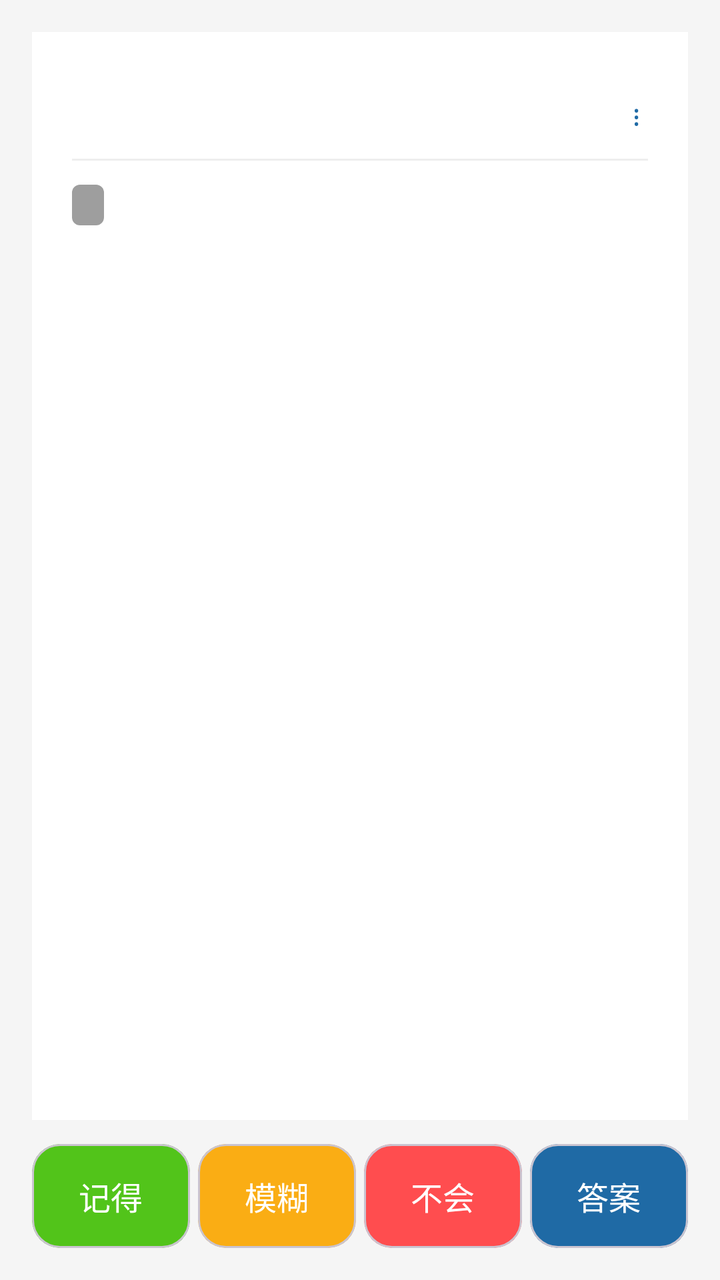
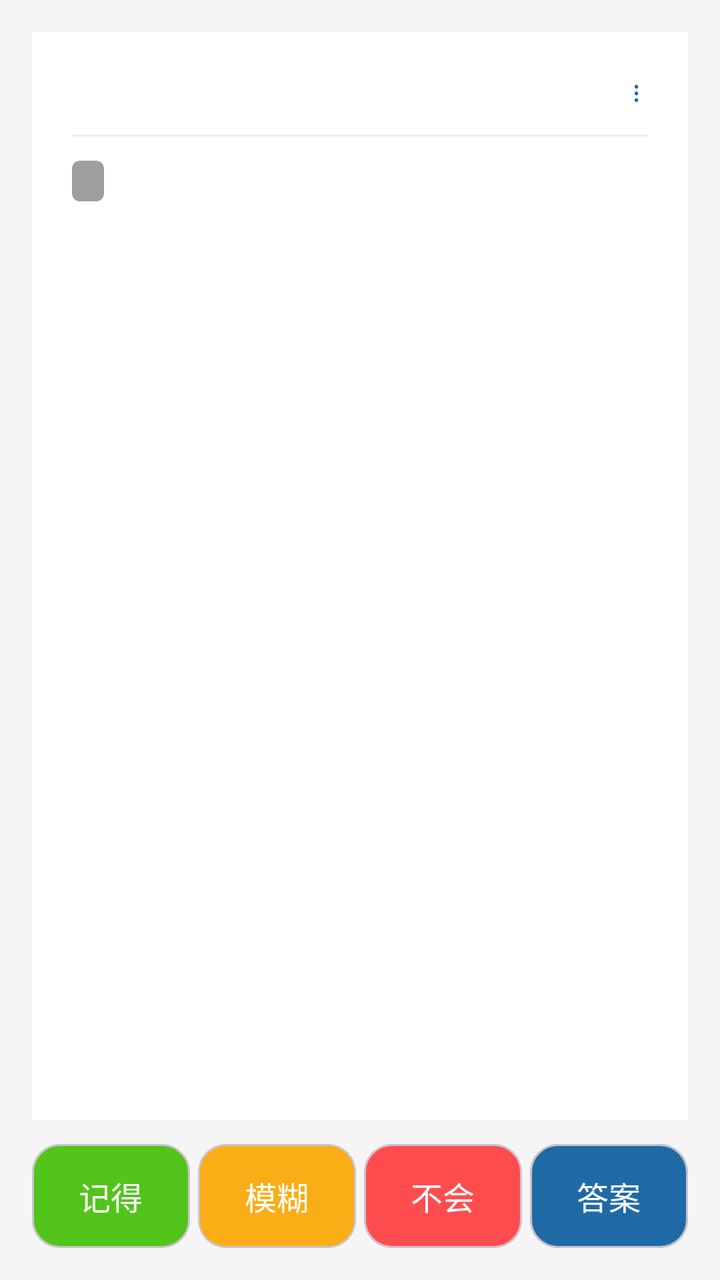

Before-and-after screenshots of an Android layout around one commit, followed by the original layout XML and the change that was made.
<!-- AndroidManifest.xml: application theme Theme.Demo -->
<!-- res/layout/activity_review.xml -->
<?xml version="1.0" encoding="utf-8"?>
<LinearLayout
    xmlns:android="http://schemas.android.com/apk/res/android"
    xmlns:app="http://schemas.android.com/apk/res-auto"
    android:layout_width="match_parent"
    android:layout_height="match_parent"
    android:orientation="vertical"
    android:background="#f5f5f5"
    android:padding="16dp">

    <LinearLayout
        android:id="@+id/session_banner"
        android:layout_width="match_parent"
        android:layout_height="wrap_content"
        android:orientation="horizontal"
        android:gravity="center_vertical"
        android:background="#fff7e6"
        android:paddingLeft="12dp"
        android:paddingRight="8dp"
        android:paddingTop="8dp"
        android:paddingBottom="8dp"
        android:layout_marginBottom="8dp"
        android:visibility="gone">

        <TextView
            android:id="@+id/tv_banner"
            android:layout_width="0dp"
            android:layout_height="wrap_content"
            android:layout_weight="1"
            android:textSize="13sp"
            android:textColor="#ad6800" />

        <TextView
            android:id="@+id/btn_banner_new"
            android:layout_width="wrap_content"
            android:layout_height="32dp"
            android:gravity="center"
            android:paddingLeft="8dp"
            android:paddingRight="8dp"
            android:text="开始新一轮"
            android:textSize="13sp"
            android:textStyle="bold"
            android:textColor="#1f6aa5"
            android:visibility="gone" />

        <TextView
            android:id="@+id/btn_banner_close"
            android:layout_width="32dp"
            android:layout_height="32dp"
            android:gravity="center"
            android:text="×"
            android:textSize="18sp"
            android:textColor="#ad6800" />

    </LinearLayout>

    <androidx.core.widget.NestedScrollView
        android:id="@+id/question_area"
        android:layout_width="match_parent"
        android:layout_height="0dp"
        android:layout_weight="1"
        android:background="@android:color/white"
        android:padding="20dp"
        android:layout_marginBottom="12dp">

        
        <LinearLayout
            android:id="@+id/question_root"
            android:layout_width="match_parent"
            android:layout_height="match_parent"
            android:orientation="vertical">

            
            <LinearLayout
                android:layout_width="match_parent"
                android:layout_height="wrap_content"
                android:orientation="horizontal"
                android:gravity="center_vertical"
                android:paddingTop="12dp"
                android:paddingBottom="12dp">

                <LinearLayout
                    android:id="@+id/timer_row"
                    android:layout_width="0dp"
                    android:layout_weight="1"
                    android:layout_height="wrap_content"
                    android:orientation="horizontal"
                    android:gravity="center_vertical"
                    android:clickable="true">

                    <TextView
                        android:id="@+id/tv_timer"
                        android:layout_width="wrap_content"
                        android:layout_height="wrap_content"
                        android:textSize="12sp"
                        android:textColor="#888888" />
                </LinearLayout>

                <TextView
                    android:id="@+id/btn_menu"
                    android:layout_width="wrap_content"
                    android:layout_height="wrap_content"
                    android:layout_gravity="end"
                    android:paddingLeft="4dp"
                    android:paddingRight="4dp"
                    android:text="⋮"
                    android:textSize="14sp"
                    android:textColor="#1f6aa5" />
            </LinearLayout>

            
            <View
                android:layout_width="match_parent"
                android:layout_height="1dp"
                android:background="#eeeeee"
                android:layout_marginBottom="12dp" />

            
            <LinearLayout
                android:id="@+id/meta_row"
                android:layout_width="match_parent"
                android:layout_height="wrap_content"
                android:orientation="horizontal"
                android:gravity="center_vertical"
                android:layout_marginBottom="12dp">

                <TextView
                    android:id="@+id/tv_level_badge"
                    android:layout_width="wrap_content"
                    android:layout_height="wrap_content"
                    android:background="@drawable/bg_level_badge"
                    android:paddingLeft="8dp"
                    android:paddingRight="8dp"
                    android:paddingTop="2dp"
                    android:paddingBottom="2dp"
                    android:textSize="12sp"
                    android:textStyle="bold"
                    android:textColor="#ffffff" />

                <TextView
                    android:id="@+id/tv_progress"
                    android:layout_width="wrap_content"
                    android:layout_height="wrap_content"
                    android:layout_marginStart="10dp"
                    android:textSize="12sp"
                    android:textColor="#999999" />
            </LinearLayout>

            <TextView
                android:id="@+id/tv_question"
                android:layout_width="match_parent"
                android:layout_height="wrap_content"
                android:textSize="20sp"
                android:textColor="#222222"
                android:lineSpacingExtra="8dp" />

            <HorizontalScrollView
                android:layout_width="match_parent"
                android:layout_height="wrap_content"
                android:layout_marginTop="16dp">

                <LinearLayout
                    android:id="@+id/review_image_layout"
                    android:layout_width="wrap_content"
                    android:layout_height="wrap_content"
                    android:orientation="horizontal"
                    android:padding="8dp"/>
            </HorizontalScrollView>

            <LinearLayout
                android:id="@+id/answer_layout"
                android:layout_width="match_parent"
                android:layout_height="wrap_content"
                android:orientation="vertical"
                android:visibility="gone"
                android:layout_marginTop="24dp"
                android:paddingTop="16dp"
                android:background="#f8f8f8">

                <TextView
                    android:layout_width="wrap_content"
                    android:layout_height="wrap_content"
                    android:text="【答案】"
                    android:textSize="18sp"
                    android:textStyle="bold"
                    android:textColor="#1f6aa5"/>

                <TextView
                    android:id="@+id/tv_answer"
                    android:layout_width="match_parent"
                    android:layout_height="wrap_content"
                    android:textSize="18sp"
                    android:textColor="#333333"
                    android:layout_marginTop="8dp"/>

                <HorizontalScrollView
                    android:layout_width="match_parent"
                    android:layout_height="wrap_content"
                    android:layout_marginTop="16dp">

                    <LinearLayout
                        android:id="@+id/answer_image_layout"
                        android:layout_width="wrap_content"
                        android:layout_height="wrap_content"
                        android:orientation="horizontal"
                        android:padding="8dp"/>
                </HorizontalScrollView>

            </LinearLayout>

        </LinearLayout>

    </androidx.core.widget.NestedScrollView>

    <LinearLayout
        android:layout_width="match_parent"
        android:layout_height="wrap_content"
        android:orientation="horizontal">

        <com.google.android.material.card.MaterialCardView
            android:id="@+id/btn_know"
            android:layout_width="0dp"
            android:layout_height="52dp"
            android:layout_weight="1"
            android:layout_marginEnd="4dp"
            app:cardCornerRadius="14dp"
            app:cardBackgroundColor="#52c41a">

            <TextView
                android:layout_width="match_parent"
                android:layout_height="match_parent"
                android:text="记得"
                android:textColor="@android:color/white"
                android:textSize="16sp"
                android:gravity="center"/>
        </com.google.android.material.card.MaterialCardView>

        <com.google.android.material.card.MaterialCardView
            android:id="@+id/btn_unknown"
            android:layout_width="0dp"
            android:layout_height="52dp"
            android:layout_weight="1"
            android:layout_marginEnd="4dp"
            app:cardCornerRadius="14dp"
            app:cardBackgroundColor="#faad14">

            <TextView
                android:layout_width="match_parent"
                android:layout_height="match_parent"
                android:text="模糊"
                android:textColor="@android:color/white"
                android:textSize="16sp"
                android:gravity="center"/>
        </com.google.android.material.card.MaterialCardView>

        <com.google.android.material.card.MaterialCardView
            android:id="@+id/btn_forget"
            android:layout_width="0dp"
            android:layout_height="52dp"
            android:layout_weight="1"
            android:layout_marginEnd="4dp"
            app:cardCornerRadius="14dp"
            app:cardBackgroundColor="#ff4d4f">

            <TextView
                android:layout_width="match_parent"
                android:layout_height="match_parent"
                android:text="不会"
                android:textColor="@android:color/white"
                android:textSize="16sp"
                android:gravity="center"/>
        </com.google.android.material.card.MaterialCardView>

        <com.google.android.material.card.MaterialCardView
            android:id="@+id/btn_answer"
            android:layout_width="0dp"
            android:layout_height="52dp"
            android:layout_weight="1"
            app:cardCornerRadius="14dp"
            app:cardBackgroundColor="#1f6aa5">

            <TextView
                android:id="@+id/btn_answer_text"
                android:layout_width="match_parent"
                android:layout_height="match_parent"
                android:text="答案"
                android:textColor="@android:color/white"
                android:textSize="16sp"
                android:gravity="center"/>
        </com.google.android.material.card.MaterialCardView>

    </LinearLayout>

</LinearLayout>
<!-- resources referenced by this layout -->
<resources>
  <!-- drawable bg_level_badge (drawable) -->
  <?xml version="1.0" encoding="utf-8"?>
  <shape xmlns:android="http://schemas.android.com/apk/res/android"
      android:shape="rectangle">
      <corners android:radius="4dp"/>
      <solid android:color="#9e9e9e"/>
  </shape>
  <style name="Theme.Demo" parent="Base.Theme.Demo" />
  <style name="Base.Theme.Demo" parent="Theme.Material3.DayNight.NoActionBar">
          
          
      </style>
</resources>

<!-- the commit's change to res/layout/activity_review.xml (unified diff, before → after) -->
@@ -76,7 +76,7 @@
                 android:layout_height="wrap_content"
                 android:orientation="horizontal"
                 android:gravity="center_vertical"
-                android:paddingTop="12dp"
+                android:paddingTop="0dp"
                 android:paddingBottom="12dp">
 
                 <LinearLayout
